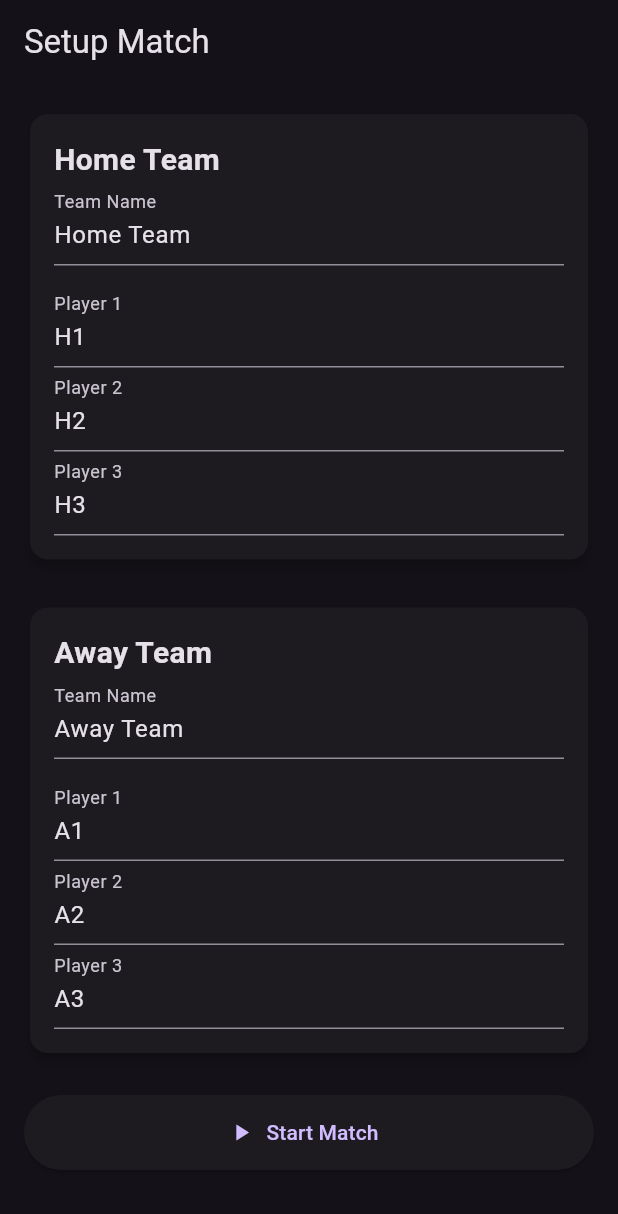
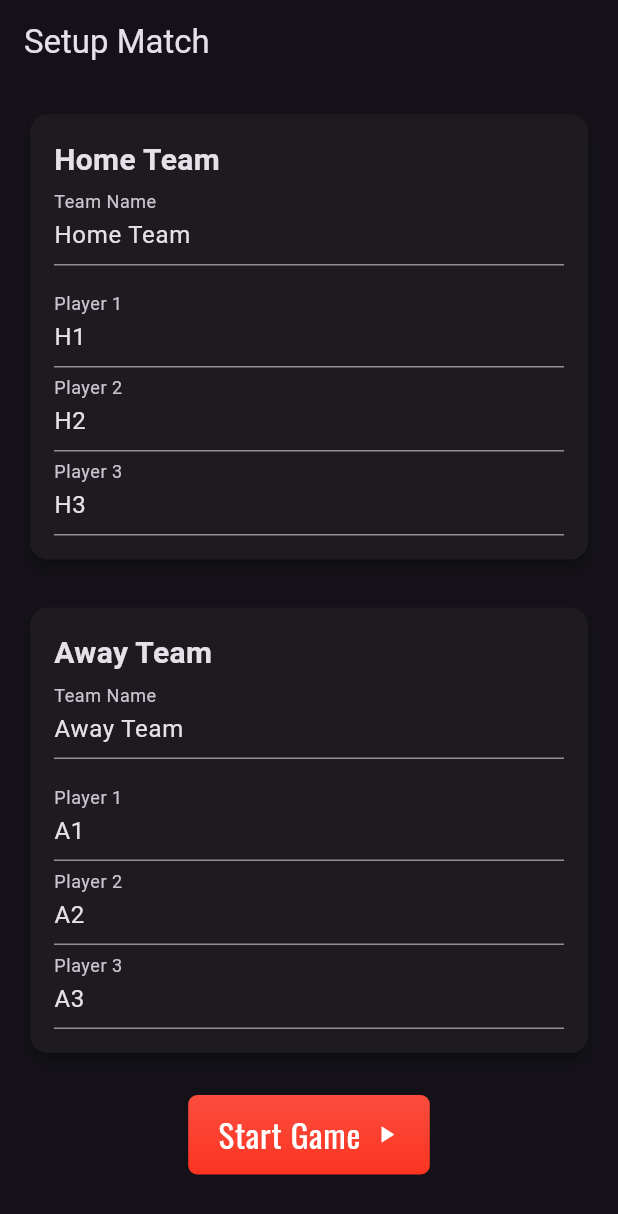
Before and after one commit to JamieCee/table_tennis_scoreboard, a Flutter app: the screen it shows after launch, on a phone screen of 412 x 824 dp. Shown: the top 1214 px of the screen. Run offline on Flutter 3.47's test engine with Material 3 defaults, Android fonts, the phone set to English and light mode, and no system bars; our stand-ins replace animated_splash_screen, google_fonts, lottie, page_transition.

Commit message:
Styling upgrades

```diff
--- a/lib/screens/team_setup_screen.dart
+++ b/lib/screens/team_setup_screen.dart
@@ -4,6 +4,8 @@ import 'package:table_tennis_scoreboard/controllers/match_controller.dart';
 import 'package:table_tennis_scoreboard/models/player.dart';
 import 'package:table_tennis_scoreboard/models/team.dart';
 import 'package:table_tennis_scoreboard/screens/controller_screen.dart';
+import 'package:table_tennis_scoreboard/shared/styled_button.dart';
+import 'package:table_tennis_scoreboard/shared/styled_text.dart';
 
 class TeamSetupScreen extends StatefulWidget {
   const TeamSetupScreen({super.key});
@@ -58,14 +60,33 @@ class _TeamSetupScreenState extends State<TeamSetupScreen> {
             const SizedBox(height: 24),
             _teamInput("Away Team", _awayNameController, _awayPlayers),
             const SizedBox(height: 24),
-            ElevatedButton.icon(
+
+            // StyledButton(
+            //   onPressed: _startMatch,
+            //   child: const Text(
+            //     "Start Match",
+            //     style: TextStyle(
+            //       color: Colors.white,
+            //       fontWeight: FontWeight.bold,
+            //       fontSize: 22,
+            //     ),
+            //   ),
+            //   // icon: const Icon(Icons.play_arrow),
+            // ),
+            StyledIconButton(
               onPressed: _startMatch,
-              label: const Text("Start Match"),
-              icon: const Icon(Icons.play_arrow),
-              style: ElevatedButton.styleFrom(
-                minimumSize: const Size(double.infinity, 50),
-              ),
+              icon: const Icon(Icons.play_arrow, color: Colors.white),
+              child: const StyledButtonText('Start Game'),
             ),
+
+            // ElevatedButton.icon(
+            //   onPressed: _startMatch,
+            //   label: const Text("Start Match"),
+            //   icon: const Icon(Icons.play_arrow),
+            //   style: ElevatedButton.styleFrom(
+            //     minimumSize: const Size(double.infinity, 50),
+            //   ),
+            // ),
           ],
         ),
       ),
--- /dev/null
+++ b/lib/shared/styled_button.dart
@@ -0,0 +1,71 @@
+import 'package:flutter/material.dart';
+import 'package:table_tennis_scoreboard/theme.dart';
+
+class StyledButton extends StatelessWidget {
+  const StyledButton({super.key, required this.onPressed, required this.child});
+
+  final Function()? onPressed;
+  final Widget child;
+
+  @override
+  Widget build(BuildContext context) {
+    return TextButton(
+      onPressed: onPressed,
+      child: Container(
+        padding: const EdgeInsets.symmetric(vertical: 5, horizontal: 15),
+        decoration: BoxDecoration(
+          gradient: LinearGradient(
+            colors: [AppColors.primaryColor, AppColors.primaryAccent],
+            begin: Alignment.topCenter,
+            end: Alignment.bottomCenter,
+          ),
+          borderRadius: const BorderRadius.all(Radius.circular(2)),
+        ),
+        child: child,
+      ),
+    );
+  }
+}
+
+class StyledIconButton extends StatelessWidget {
+  const StyledIconButton({
+    super.key,
+    required this.onPressed,
+    required this.icon,
+    required this.child,
+  });
+
+  final Function() onPressed;
+  final Widget icon;
+  final Widget child;
+
+  @override
+  Widget build(BuildContext context) {
+    return TextButton(
+      onPressed: onPressed,
+      style: TextButton.styleFrom(
+        padding: EdgeInsets
+            .zero, // remove default padding so our container controls it
+      ),
+      child: Container(
+        padding: const EdgeInsets.symmetric(vertical: 10, horizontal: 20),
+        decoration: BoxDecoration(
+          gradient: LinearGradient(
+            colors: [AppColors.primaryColor, AppColors.primaryAccent],
+            begin: Alignment.topCenter,
+            end: Alignment.bottomCenter,
+          ),
+          borderRadius: const BorderRadius.all(Radius.circular(6)),
+        ),
+        child: Row(
+          mainAxisSize: MainAxisSize.min,
+          mainAxisAlignment: MainAxisAlignment.center,
+          children: [
+            child,
+            ...[const SizedBox(width: 8), icon],
+          ],
+        ),
+      ),
+    );
+  }
+}
--- /dev/null
+++ b/lib/shared/styled_text.dart
@@ -0,0 +1,60 @@
+import 'package:flutter/material.dart';
+import 'package:google_fonts/google_fonts.dart';
+
+class StyledButtonText extends StatelessWidget {
+  const StyledButtonText(this.text, {super.key});
+
+  final String text;
+
+  @override
+  Widget build(BuildContext context) {
+    return Text(
+      text,
+      style: GoogleFonts.oswald(
+        textStyle: Theme.of(context).textTheme.bodyLarge,
+        color: Colors.white,
+        fontSize: 22,
+        fontWeight: FontWeight.w400,
+      ),
+      textAlign: TextAlign.center,
+    );
+  }
+}
+
+class StyledHeading extends StatelessWidget {
+  const StyledHeading(this.text, {super.key});
+
+  final String text;
+
+  @override
+  Widget build(BuildContext context) {
+    return Text(
+      text,
+      style: GoogleFonts.oswald(
+        textStyle: Theme.of(context).textTheme.headlineMedium,
+        color: Colors.white,
+        fontSize: 28,
+        fontWeight: FontWeight.w800,
+      ),
+    );
+  }
+}
+
+class StyledSubHeading extends StatelessWidget {
+  const StyledSubHeading(this.text, {super.key});
+
+  final String text;
+
+  @override
+  Widget build(BuildContext context) {
+    return Text(
+      text,
+      style: GoogleFonts.oswald(
+        textStyle: Theme.of(context).textTheme.headlineSmall,
+        color: Colors.white,
+        fontSize: 20,
+        fontWeight: FontWeight.w500,
+      ),
+    );
+  }
+}
--- /dev/null
+++ b/lib/theme.dart
@@ -0,0 +1,6 @@
+import 'package:flutter/material.dart';
+
+class AppColors {
+  static Color primaryColor = const Color.fromRGBO(251, 77, 61, 1);
+  static Color primaryAccent = const Color.fromRGBO(252, 52, 34, 1);
+}
--- a/pubspec.yaml
+++ b/pubspec.yaml
@@ -39,6 +39,7 @@ dependencies:
   lottie: ^3.3.2
   page_transition: ^2.2.1
   flutter_launcher_icons: ^0.14.4
+  google_fonts: ^6.3.2
 
 dev_dependencies:
   flutter_test:
```
Also changed, not shown: lib/controllers/match_controller.dart (+26 -8 lines), lib/screens/controller_screen.dart (+57 -40 lines), pubspec.lock, 7 other files.
